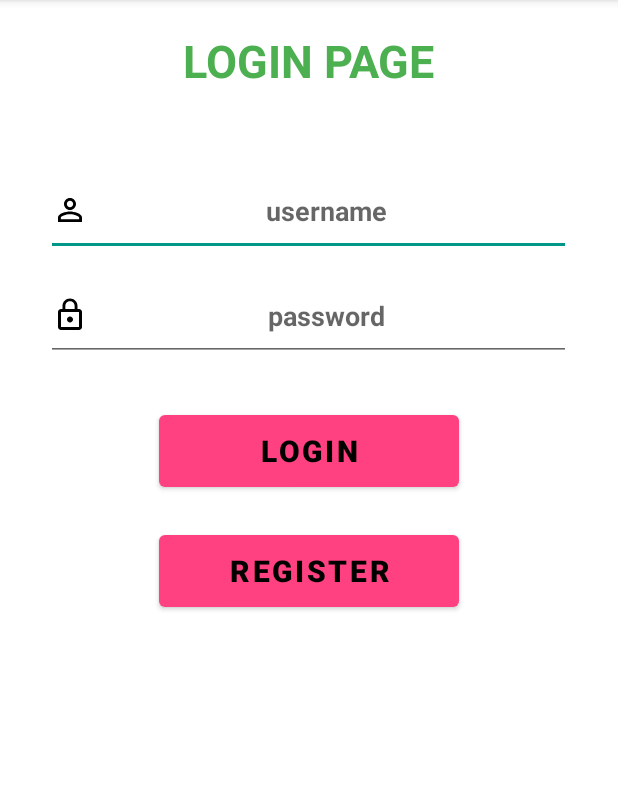
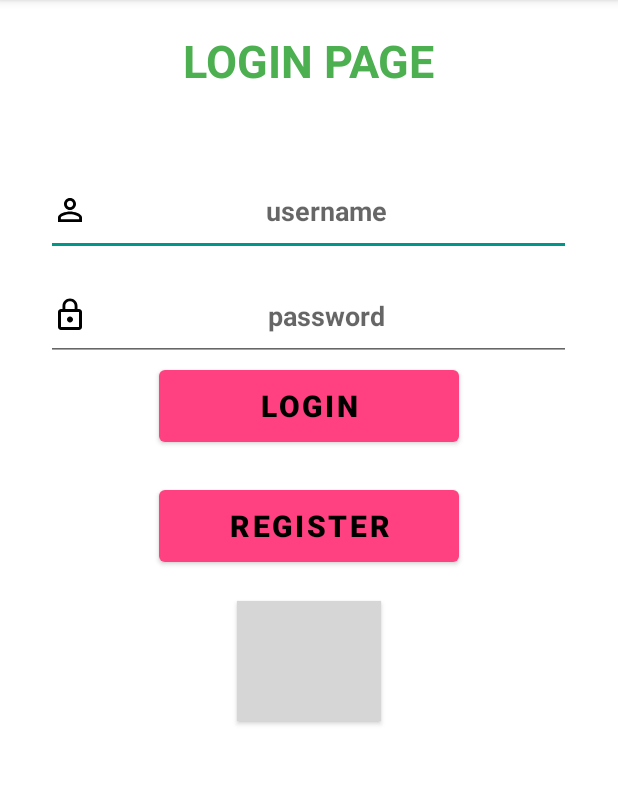
Before and after one commit to AndroidTamil/TrackerApp, an Android app: the screen it shows after launch (LoginActivity), on a phone screen of 412 x 824 dp, the part 84-869 px from its top. Run offline under Robolectric (Android 15) with nearby library versions, the light colour scheme and no system bars; libraries missing offline, so code that uses them is left out: io.realm, io.realm.kotlin; 4 statements that could not run were skipped; grey boxes are pictures that could not be loaded.

Commit message:
Tracker App using Realm Added Switch User option

```diff
--- a/app/src/main/java/com/example/trackerapp/view/LoginActivity.kt
+++ b/app/src/main/java/com/example/trackerapp/view/LoginActivity.kt
@@ -1,20 +1,29 @@
 package com.example.trackerapp.view
 
 import android.content.Intent
-import androidx.appcompat.app.AppCompatActivity
 import android.os.Bundle
 import android.widget.Toast
+import androidx.appcompat.app.AppCompatActivity
+import androidx.fragment.app.Fragment
+import androidx.fragment.app.FragmentTransaction
+import com.example.trackerapp.databinding.ActivityLoginBinding
 import com.example.trackerapp.model.User
-import com.example.trackerapp.databinding.ActivityLoginBinding
+import com.example.trackerapp.viewModel.UserAdapter
 import io.realm.Realm
 import io.realm.kotlin.where
 
+
 class LoginActivity : AppCompatActivity() {
     private lateinit var binding: ActivityLoginBinding
+
     override fun onCreate(savedInstanceState: Bundle?) {
         super.onCreate(savedInstanceState)
         binding = ActivityLoginBinding.inflate(layoutInflater)
         setContentView(binding.root)
+
+
+
+
 
         binding.loginButton.setOnClickListener {
 
@@ -47,7 +56,6 @@ class LoginActivity : AppCompatActivity() {
 
             }
 
-
         binding.userSignupButton.setOnClickListener {
 
             startActivity(
@@ -60,6 +68,21 @@ class LoginActivity : AppCompatActivity() {
 
         }
 
+        binding.switchUserButton.setOnClickListener {
+
+                     replaceFragment(UserFragment())
+
+        }
+
+    }
+
+    private fun replaceFragment(fragment: Fragment) {
+
+        val transaction: FragmentTransaction = supportFragmentManager.beginTransaction()
+        transaction.replace(binding.fragmentContainer.id,fragment)
+        transaction.addToBackStack(null) // Add to back stack so user can navigate back
+
+        transaction.commit()
 
 
     }
--- a/app/src/main/java/com/example/trackerapp/view/MapViewActivity.kt
+++ b/app/src/main/java/com/example/trackerapp/view/MapViewActivity.kt
@@ -1,6 +1,8 @@
 package com.example.trackerapp.view
 
 import android.os.Bundle
+import android.os.Handler
+import android.os.Looper
 import android.view.View
 import android.widget.ImageView
 import androidx.appcompat.app.AppCompatActivity
@@ -88,7 +90,7 @@ class MapViewActivity : AppCompatActivity() {
     }
 
     private fun animateMovement(googleMap: GoogleMap, bikeImageView: ImageView) {
-        val handler = android.os.Handler()
+        val handler = Handler(Looper.getMainLooper())
         handler.postDelayed(object : Runnable {
             override fun run() {
                 if (currentIndex < locations.size - 1) {
--- a/app/src/main/res/layout/activity_login.xml
+++ b/app/src/main/res/layout/activity_login.xml
@@ -1,25 +1,34 @@
 <?xml version="1.0" encoding="utf-8"?>
-<LinearLayout xmlns:android="http://schemas.android.com/apk/res/android"
+<ScrollView xmlns:android="http://schemas.android.com/apk/res/android"
     xmlns:app="http://schemas.android.com/apk/res-auto"
     xmlns:tools="http://schemas.android.com/tools"
     android:layout_width="match_parent"
     android:layout_height="match_parent"
     android:orientation="vertical"
+    android:visibility="visible"
     android:gravity="center_horizontal"
     tools:context=".view.LoginActivity">
-
+    <LinearLayout
+        android:layout_width="match_parent"
+        android:layout_height="wrap_content"
+        android:gravity="center"
+        android:orientation="vertical">
     <TextView
+        android:id="@+id/textView"
         android:layout_width="wrap_content"
         android:layout_height="wrap_content"
         android:text="@string/login_page"
         android:textSize="30sp"
         android:textStyle="bold"
         android:textColor="#4CAF50"
-        android:layout_marginTop="20dp"
-        app:layout_constraintBottom_toBottomOf="parent"
-        app:layout_constraintLeft_toLeftOf="parent"
-        app:layout_constraintRight_toRightOf="parent"
-        app:layout_constraintTop_toTopOf="parent" />
+        app:layout_constraintTop_toTopOf="parent"
+        app:layout_constraintStart_toStartOf="parent"
+        app:layout_constraintEnd_toEndOf="parent"
+        android:layout_marginTop="20dp"/>
+
+
+
+
 
     <EditText
         android:id="@+id/etUsernameLogin"
@@ -45,12 +54,6 @@
         android:textColor="#009688"
         android:textStyle="bold" />
 
-    <LinearLayout
-        android:layout_width="match_parent"
-        android:layout_height="wrap_content"
-        android:orientation="horizontal"
-        android:gravity="center_horizontal"
-        android:layout_marginTop="30dp">
         <LinearLayout
             android:layout_width="match_parent"
             android:layout_height="wrap_content"
@@ -76,6 +79,24 @@
                 android:textSize="20sp"
                 android:textColor="#000000"/>
 
+
+            <Button
+                android:id="@+id/switchUserButton"
+                android:layout_width="wrap_content"
+                android:layout_height="80dp"
+                android:background="@drawable/user_img"
+                android:layout_marginTop="20dp"
+                app:layout_constraintBottom_toBottomOf="parent"
+                app:layout_constraintEnd_toEndOf="parent"
+                app:layout_constraintStart_toEndOf="@+id/textView"
+                app:layout_constraintTop_toTopOf="parent" />
+            <FrameLayout
+                android:id="@+id/fragmentContainer"
+                android:layout_width="wrap_content"
+                android:layout_height="wrap_content"
+                android:layout_marginTop="10dp"
+                />
+
         </LinearLayout>
 
 
@@ -83,4 +104,4 @@
     </LinearLayout>
 
 
-</LinearLayout>
+</ScrollView>
--- a/app/src/main/res/values/colors.xml
+++ b/app/src/main/res/values/colors.xml
@@ -13,5 +13,5 @@
     <color name="primary_light_dark">#673AB7</color>
     <color name="secondary_light">#009688</color>
     <color name="secondary_dark">#03DAC5</color>
-
+    <color name="secondary_back">@android:color/darker_gray</color>
 </resources>
--- a/app/src/main/res/values/strings.xml
+++ b/app/src/main/res/values/strings.xml
@@ -9,4 +9,7 @@
     <string name="latitude">Latitude:</string>
     <string name="longitude">Longitude:</string>
     <string name="timestamp">Timestamp:</string>
+    <!-- TODO: Remove or change this placeholder text -->
+    <string name="hello_blank_fragment">Hello blank fragment</string>
+    <string name="user_list">User List</string>
 </resources>
```
Also changed, not shown: app/src/main/java/com/example/trackerapp/view/MainActivity.kt (+23 -1 lines), app/src/main/java/com/example/trackerapp/view/UserFragment.kt (added, +58 -0 lines).
